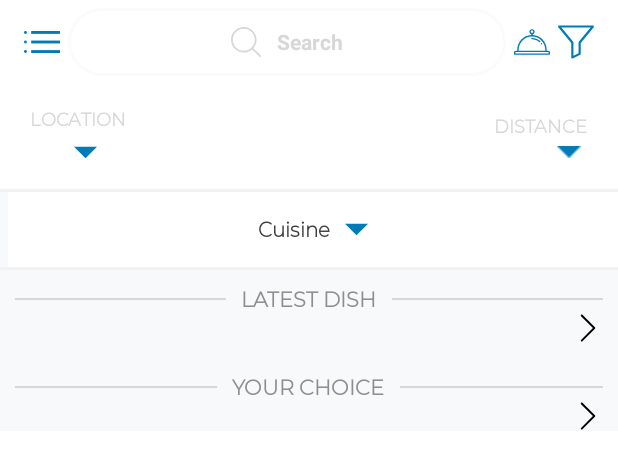
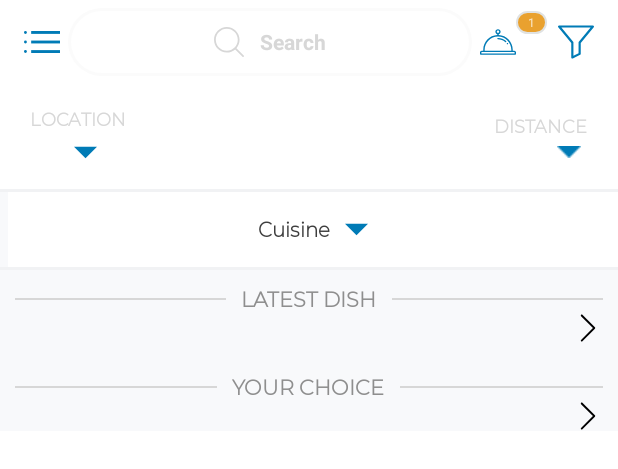
Before and after one commit to iamrahulyadav/Imcooking, an Android app: the layout fragment_home.xml on its own in the app's theme, with its tools: preview values and no code run, on a phone screen of 412 x 824 dp. Shown: the top 469 px of the screen. Run offline under Robolectric (Android 15) with nearby library versions, the phone set to English and light mode, and no system bars.

Commit message:
18/05/2018 06:35 pm Md Shaiyad

```diff
--- a/app/src/main/java/com/imcooking/activity/Sub/Cart_activity.java
+++ b/app/src/main/java/com/imcooking/activity/Sub/Cart_activity.java
@@ -18,6 +18,7 @@ import com.imcooking.Model.api.response.ApiResponse;
 import com.imcooking.Model.api.response.DishDetails;
 import com.imcooking.R;
 import com.imcooking.adapters.CartAdatper;
+import com.imcooking.fragment.HomeFragment;
 import com.imcooking.webservices.GetData;
 
 import java.util.ArrayList;
@@ -79,6 +80,7 @@ RecyclerView recyclerView;
                                            txtChef_Name.setText(apiResponse.getAdd_cart().getChef_name());
                                          // imgChefImg.setImageURI(apiResponse.getAdd_cart().getChef_image());
                                            txt_chef_follow.setText(apiResponse.getAdd_cart().getFollow()+"Followers");
+                                            HomeFragment.tv_cart_item.setText(apiResponse.getAdd_cart().getAdd_dish().size()+"");
                                           // txtDishPrice.setText(apiResponse.getAdd_cart().get);
                                             CartAdatper cartAdatper = new CartAdatper(getApplicationContext(),
                                                     apiResponse.getAdd_cart().getAdd_dish());
--- a/app/src/main/java/com/imcooking/adapters/CartAdatper.java
+++ b/app/src/main/java/com/imcooking/adapters/CartAdatper.java
@@ -35,6 +35,10 @@ public class CartAdatper extends RecyclerView.Adapter<CartAdatper.MyViewHolder>
         this.dishDetails = dishDetails;
     }
 
+    public CartAdatper() {
+        getItemCount();
+
+    }
 
 
     public class MyViewHolder extends RecyclerView.ViewHolder{
@@ -116,8 +120,6 @@ public class CartAdatper extends RecyclerView.Adapter<CartAdatper.MyViewHolder>
         holder.txt_DishPrice.setText("$"+String.valueOf(dishDetails.get(position).getDish_price()));
         //holder.txtTotal.setText(String.valueOf(getprice()));
 
-
-
     }
 
     @Override
--- a/app/src/main/java/com/imcooking/fragment/HomeFragment.java
+++ b/app/src/main/java/com/imcooking/fragment/HomeFragment.java
@@ -35,6 +35,7 @@ import com.imcooking.R;
 import com.imcooking.activity.Sub.Cart_activity;
 import com.imcooking.activity.Sub.FilterHomeActivity;
 import com.imcooking.activity.home.MainActivity;
+import com.imcooking.adapters.CartAdatper;
 import com.imcooking.adapters.CuisionAdatper;
 import com.imcooking.adapters.HomeBottomPagerAdapter;
 import com.imcooking.adapters.HomeDishPagerAdapter;
@@ -50,7 +51,7 @@ import java.util.List;
  * A simple {@link Fragment} subclass.
  */
 public class HomeFragment extends Fragment implements View.OnClickListener, CuisionAdatper.CuisionInterface {
-
+    CartAdatper cartAdatper=new CartAdatper();
     SearchHomeRequest searchHomeRequest = new SearchHomeRequest();
     private HomeData homeData = new HomeData();
     private ArrayList<String>spinnerData =new ArrayList<>();
@@ -72,6 +73,7 @@ public class HomeFragment extends Fragment implements View.OnClickListener, Cuis
     private Toolbar toolbar;
     CustomViewPager viewPager;
     HomeDishPagerAdapter adapter;
+
     HomeBottomPagerAdapter homeBottomPagerAdapter;
 
     @Override
@@ -91,7 +93,8 @@ public class HomeFragment extends Fragment implements View.OnClickListener, Cuis
         init();
     }
 
-    private TextView tv_cusine, arrow_show_detail, txtCityName;
+    private TextView tv_cusine ,arrow_show_detail, txtCityName;
+    public static TextView tv_cart_item;
     private LinearLayout cusine_list;
     private RecyclerView cuisinRecycler;
     private LinearLayout layout;
@@ -105,6 +108,8 @@ public class HomeFragment extends Fragment implements View.OnClickListener, Cuis
     private void init(){
 
         sp = getView().findViewById(R.id.home_spiner);
+        tv_cart_item = getView().findViewById(R.id.tv_itemcart);
+        //tv_cart_item.setText(""+cartAdatper.getItemCount());
         layout = getView().findViewById(R.id.home_layout);
         cusine_list = getView().findViewById(R.id.home_cuisine_list);
         tv_cusine = getView().findViewById(R.id.home_cuisine);
--- /dev/null
+++ b/app/src/main/res/drawable/button_bg3.xml
@@ -0,0 +1,9 @@
+<?xml version="1.0" encoding="utf-8"?>
+<shape xmlns:android="http://schemas.android.com/apk/res/android" android:shape="rectangle">
+    <corners android:radius="50dp"/>
+    <padding android:left="8dp" android:right="8dp" android:top="2dp" android:bottom="2dp"/>
+    <solid android:color="#e9a12f"/>
+
+    <stroke android:width="1dp" android:color="#e0e2e2"/>
+
+</shape>
--- a/app/src/main/res/layout/fragment_home.xml
+++ b/app/src/main/res/layout/fragment_home.xml
@@ -69,13 +69,31 @@
             android:layout_marginRight="16dp"
             android:gravity="center">
 
+
+
+         <RelativeLayout
+             android:layout_width="wrap_content"
+             android:layout_height="match_parent">
              <ImageView
                  android:layout_width="wrap_content"
                  android:layout_height="wrap_content"
                  android:src="@drawable/ic_food"
+                 android:layout_centerInParent="true"
                  android:id="@+id/fragment_home_img_cart"
                  android:layout_alignParentLeft="true"
-                android:layout_marginRight="5dp"/>
+                 android:layout_marginRight="0dp"/>
+             <TextView
+                 android:layout_width="wrap_content"
+                 android:layout_height="wrap_content"
+                 android:id="@+id/tv_itemcart"
+                 android:text="1"
+                 android:textSize="8sp"
+                android:layout_toRightOf="@id/fragment_home_img_cart"
+                 android:layout_marginRight="7dp"
+                 android:layout_marginTop="7dp"
+                 android:background="@drawable/button_bg3"/>
+
+         </RelativeLayout>
             <ImageView
                 android:layout_width="wrap_content"
                 android:layout_height="wrap_content"
```
Lines whose indentation alone changed are shown as unchanged.
